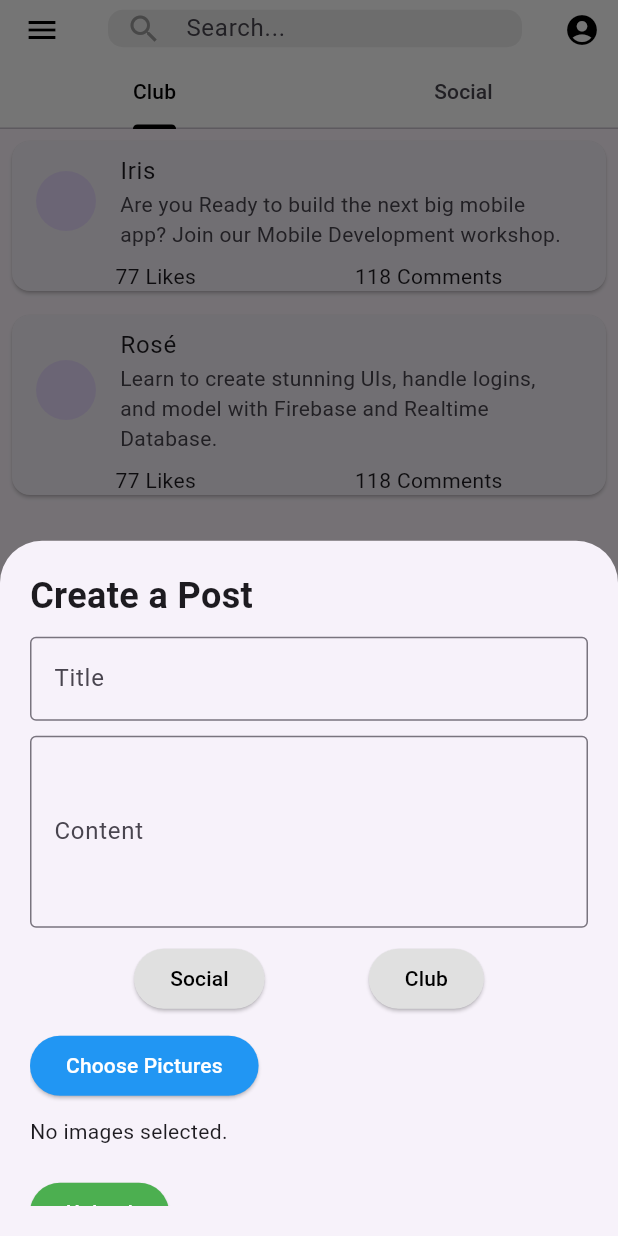
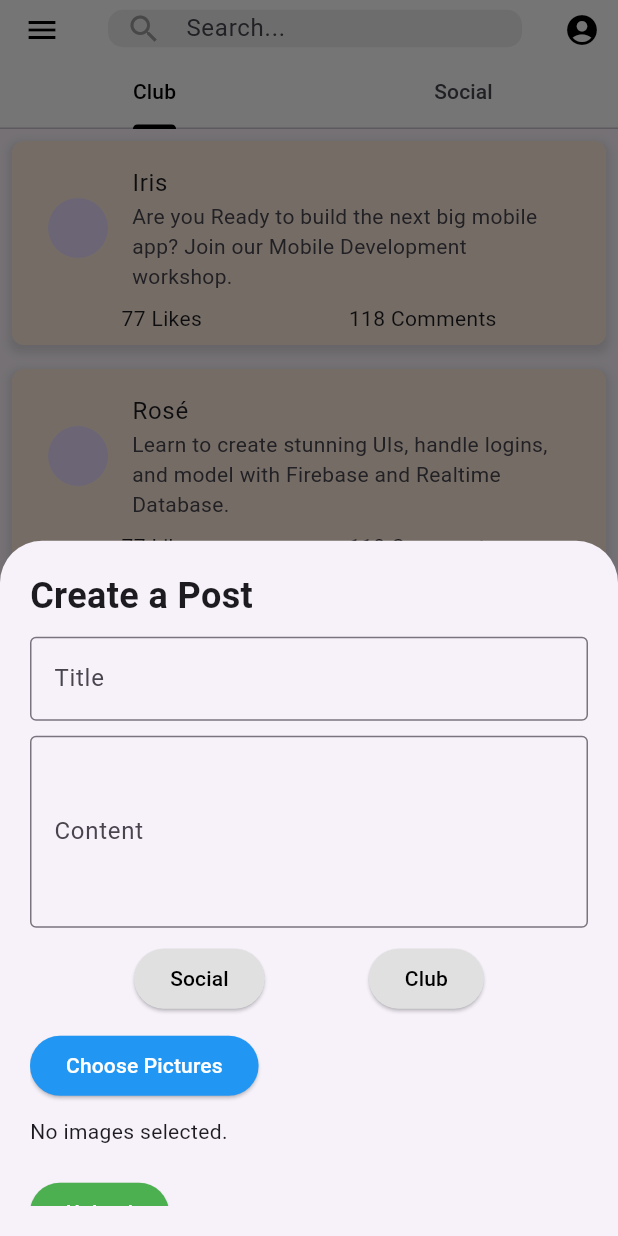
Before and after one commit to dlnphng/app_vichack, a Flutter app: the screen it shows after launch, after a tap on the "menu" icon, after a tap on the "account circle" icon, after a tap on the "add" icon, on a phone screen of 412 x 824 dp. Run offline on Flutter 3.47's test engine with Material 3 defaults, Android fonts, the phone set to English and light mode, and no system bars; our stand-ins replace cloud_firestore, firebase_auth, firebase_core, firebase_storage, image_picker; accounts and stored records are empty; network calls fail.

Commit message:
Allow scrollable posts body and add background color

```diff
--- a/lib/pages/home_page.dart
+++ b/lib/pages/home_page.dart
@@ -9,19 +9,41 @@ class Post {
   final int likes;
   final int comments;
 
-  Post({required this.userName, required this.userImage, required this.postContent, required this.likes, required this.comments});
+  Post({
+    required this.userName,
+    required this.userImage,
+    required this.postContent,
+    required this.likes,
+    required this.comments,
+  });
 }
 
 // Post Widget
 class PostWidget extends StatelessWidget {
   final Post post;
 
+  // Custom color defined as a constant
+  static const Color postBackgroundColor = Color(0xFFFFEEDD);
+
   const PostWidget({Key? key, required this.post}) : super(key: key);
 
   @override
   Widget build(BuildContext context) {
-    return Card(
+    return Container(
       margin: EdgeInsets.all(8),
+      padding: EdgeInsets.all(8),
+      decoration: BoxDecoration(
+        color: postBackgroundColor, // Use the custom color
+        borderRadius: BorderRadius.circular(8), // Optional: for rounded corners
+        boxShadow: [
+          BoxShadow(
+            color: Colors.grey.withOpacity(0.3),
+            spreadRadius: 2,
+            blurRadius: 4,
+            offset: Offset(0, 3), // Shadow direction
+          ),
+        ],
+      ),
       child: Column(
         crossAxisAlignment: CrossAxisAlignment.start,
         children: [
@@ -60,7 +82,11 @@ class _HomePageState extends State<HomePage> with SingleTickerProviderStateMixin
   List<Post> posts = [
     Post(userName: 'Iris', userImage: 'path_to_iris_image', postContent: 'Are you Ready to build the next big mobile app? Join our Mobile Development workshop.', likes: 77, comments: 118),
     Post(userName: 'Rosé', userImage: 'path_to_rose_image', postContent: 'Learn to create stunning UIs, handle logins, and model with Firebase and Realtime Database.', likes: 77, comments: 118),
-    // Add more posts here...
+    Post(userName: 'Alex', userImage: 'path_to_alex_image', postContent: 'Join our new workshop on Flutter and Dart.', likes: 53, comments: 45),
+    Post(userName: 'Jamie', userImage: 'path_to_jamie_image', postContent: 'Tips and tricks for effective state management in Flutter.', likes: 89, comments: 67),
+    Post(userName: 'Jordan', userImage: 'path_to_jordan_image', postContent: 'Explore new features in the latest Flutter release.', likes: 112, comments: 80),
+    Post(userName: 'Taylor', userImage: 'path_to_taylor_image', postContent: 'Creating responsive designs with Flutter.', likes: 94, comments: 90),
+    // Add more posts here if needed
   ];
 
   @override
```
